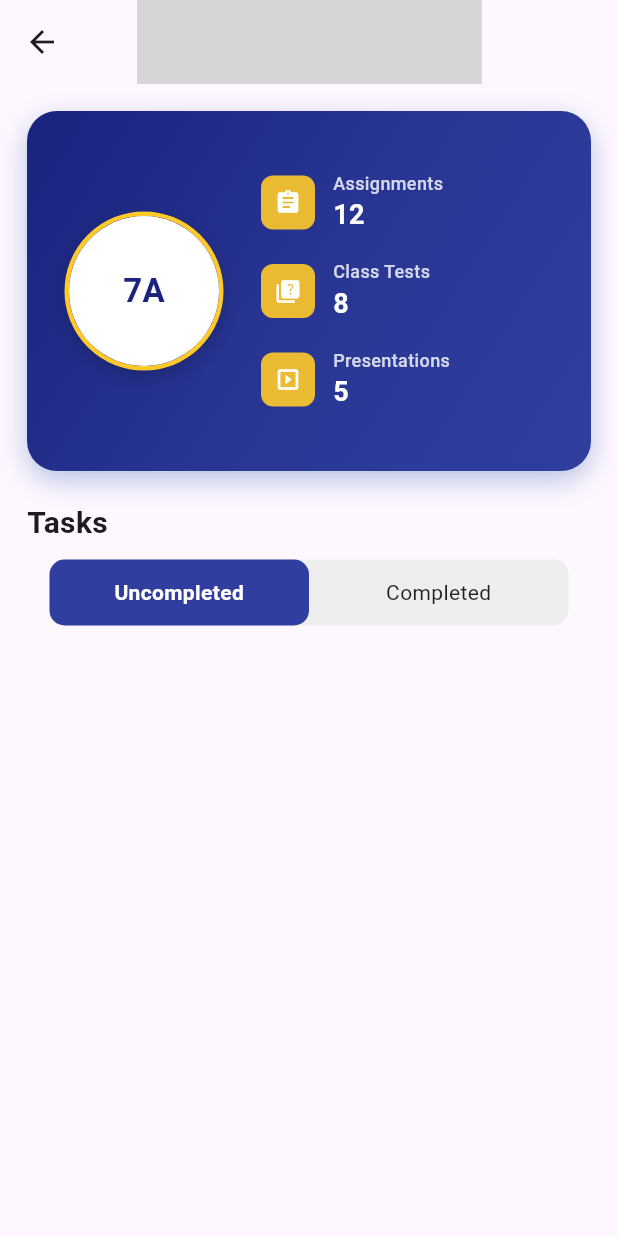
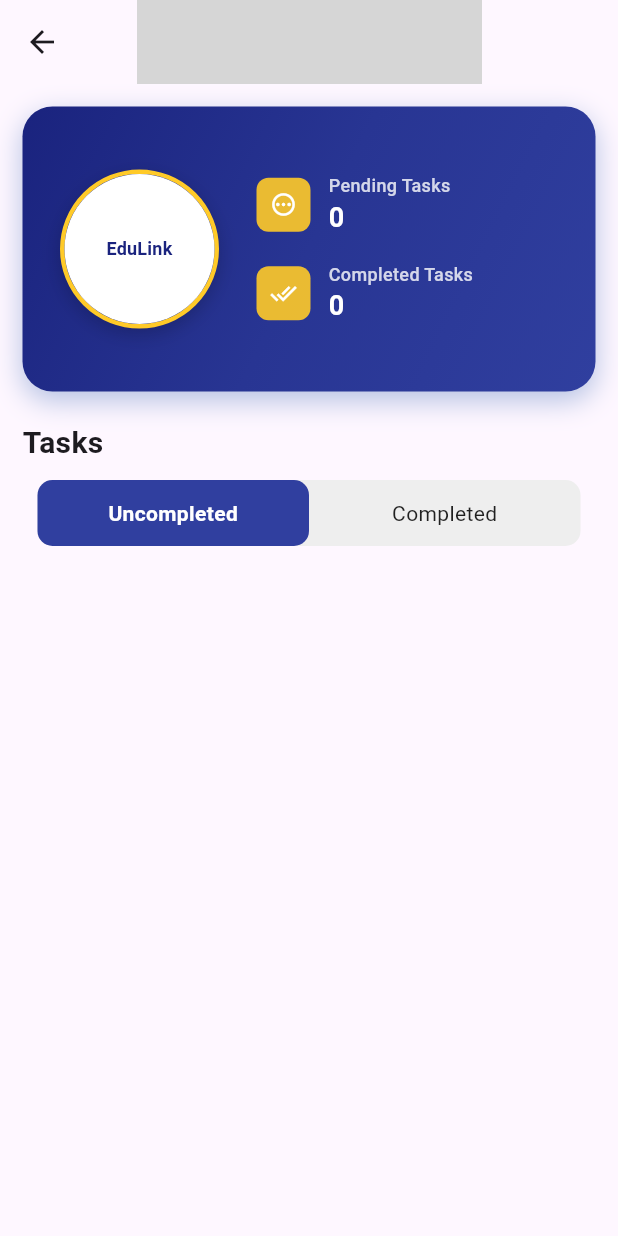
Before and after one commit to Abir-Al-Murad/EduLink-App, a Flutter app: the HomeScreen screen opened directly, on a phone screen of 412 x 824 dp. Run offline on Flutter 3.47's test engine with Material 3 defaults, Android fonts, the phone set to English and light mode, and no system bars; our stand-ins replace cloud_firestore, firebase_auth, firebase_core, firebase_messaging, flutter_linkify, flutter_local_notifications and 4 more; accounts and stored records are empty; grey boxes are pictures that could not be loaded.

Commit message:
some layout changed

```diff
--- a/lib/app/app.dart
+++ b/lib/app/app.dart
@@ -3,7 +3,6 @@ import 'package:get/get.dart';
 import 'package:universityclassroommanagement/app/app_colors.dart';
 import 'package:universityclassroommanagement/app/controller_binder.dart';
 import 'package:universityclassroommanagement/app/routes.dart';
-import 'package:universityclassroommanagement/features/shared/presentaion/screens/bottom_nav_holder.dart';
 import 'package:universityclassroommanagement/splash_screen.dart';
 
 class MyApp extends StatefulWidget {
--- a/lib/core/services/local_db_helper.dart
+++ b/lib/core/services/local_db_helper.dart
@@ -1,5 +1,4 @@
 import 'dart:convert';
-import 'dart:ffi';
 import 'dart:io';
 
 import 'package:cloud_firestore/cloud_firestore.dart';
@@ -106,7 +105,7 @@ class LocalDbHelper {
       final db = await getDB();
 
       // Convert joinedClasses to JSON string
-      String joinedClassesJson = jsonEncode(model.joinedClasses ?? []);
+      String joinedClassesJson = jsonEncode(model.joinedClasses);
 
       // Convert lastLogin Timestamp to milliseconds
       int lastLoginMillis = model.lastLogin?.millisecondsSinceEpoch ?? DateTime.now().millisecondsSinceEpoch;
--- a/lib/core/services/network_caller.dart
+++ b/lib/core/services/network_caller.dart
@@ -3,7 +3,6 @@ import 'package:get/get.dart';
 
 class NetworkCaller extends GetxController{
   String? errorMessage;
-  QuerySnapshot? _snapshot ;
   final fireInstance = FirebaseFirestore.instance;
   bool _isLoading = false;
   bool get isLoading => _isLoading;
@@ -13,8 +12,7 @@ class NetworkCaller extends GetxController{
     _isLoading = true;
     update();
     try {
-      final querySnapshot = await fireInstance.collection(collection).get();
-      _snapshot = querySnapshot;
+      await fireInstance.collection(collection).get();
       isSuccess = true;
       _isLoading = false;
     } catch (e) {
--- a/lib/features/auth/presentaion/controllers/signin_and_signup_controller.dart
+++ b/lib/features/auth/presentaion/controllers/signin_and_signup_controller.dart
@@ -1,6 +1,5 @@
 import 'package:cloud_firestore/cloud_firestore.dart';
 import 'package:firebase_auth/firebase_auth.dart';
-import 'package:firebase_core/firebase_core.dart';
 import 'package:firebase_messaging/firebase_messaging.dart';
 import 'package:flutter/widgets.dart';
 import 'package:get/get.dart';
--- a/lib/features/auth/presentaion/screens/signin_screen.dart
+++ b/lib/features/auth/presentaion/screens/signin_screen.dart
@@ -1,16 +1,10 @@
-import 'package:firebase_messaging/firebase_messaging.dart';
 import 'package:flutter/material.dart';
-import 'package:firebase_auth/firebase_auth.dart';
 import 'package:get/get.dart';
-import 'package:google_sign_in/google_sign_in.dart';
-import 'package:cloud_firestore/cloud_firestore.dart';
 import 'package:universityclassroommanagement/app/assets_path.dart';
 import 'package:universityclassroommanagement/features/auth/presentaion/controllers/signin_and_signup_controller.dart';
-import 'package:universityclassroommanagement/features/auth/presentaion/screens/signup_screen.dart';
 import 'package:universityclassroommanagement/features/auth/presentaion/widgets/eleveted_button_with_logo.dart';
 import 'package:universityclassroommanagement/features/classroom/presentation/screens/my_classrooms_screen.dart';
 import 'package:universityclassroommanagement/features/shared/presentaion/widgets/ShowSnackBarMessage.dart';
-import 'package:universityclassroommanagement/features/shared/presentaion/widgets/centered_circular_progress.dart';
 
 import '../widgets/hero_logo.dart';
 
--- a/lib/features/auth/presentaion/screens/signup_screen.dart
+++ b/lib/features/auth/presentaion/screens/signup_screen.dart
@@ -3,8 +3,6 @@ import 'package:flutter/material.dart';
 import 'package:firebase_auth/firebase_auth.dart';
 import 'package:google_sign_in/google_sign_in.dart';
 import 'package:universityclassroommanagement/features/classroom/presentation/screens/my_classrooms_screen.dart';
-import 'package:universityclassroommanagement/features/home/presentation/screens/home_screen.dart';
-import 'package:universityclassroommanagement/features/shared/presentaion/screens/bottom_nav_holder.dart';
 
 class SignupScreen extends StatefulWidget {
   const SignupScreen({super.key});
--- a/lib/features/classroom/presentation/controllers/classroom_controller.dart
+++ b/lib/features/classroom/presentation/controllers/classroom_controller.dart
@@ -1,12 +1,10 @@
 import 'package:cloud_firestore/cloud_firestore.dart';
-import 'package:firebase_auth/firebase_auth.dart';
 import 'package:flutter/cupertino.dart';
 import 'package:get/get.dart';
 import 'package:universityclassroommanagement/app/collections.dart';
 import 'package:universityclassroommanagement/core/services/auth_controller.dart';
 import 'package:universityclassroommanagement/features/classroom/data/models/class_room_model.dart';
 import 'package:universityclassroommanagement/features/profile/data/models/user_model.dart';
-import 'package:universityclassroommanagement/features/shared/presentaion/widgets/ShowSnackBarMessage.dart';
 
 class ClassRoomController extends GetxController {
   UserModel? _currentUser;
--- a/lib/features/home/presentation/controllers/task_controller.dart
+++ b/lib/features/home/presentation/controllers/task_controller.dart
@@ -1,7 +1,6 @@
 import 'package:cloud_firestore/cloud_firestore.dart';
 import 'package:get/get.dart';
 import 'package:universityclassroommanagement/app/collections.dart';
-import 'package:universityclassroommanagement/core/services/auth_controller.dart';
 import 'package:universityclassroommanagement/features/home/data/model/task_model.dart';
 
 class TaskController extends GetxController{
--- a/lib/features/home/presentation/screens/home_screen.dart
+++ b/lib/features/home/presentation/screens/home_screen.dart
@@ -1,7 +1,6 @@
 import 'package:cloud_firestore/cloud_firestore.dart';
 import 'package:firebase_auth/firebase_auth.dart';
 import 'package:flutter/material.dart';
-import 'package:get/get.dart';
 import 'package:universityclassroommanagement/app/app_colors.dart';
 import 'package:universityclassroommanagement/app/assets_path.dart';
 import 'package:universityclassroommanagement/app/collections.dart';
@@ -65,11 +64,11 @@ class _HomeScreenState extends State<HomeScreen> with SingleTickerProviderStateM
 
           return SingleChildScrollView(
             child: Padding(
-              padding: const EdgeInsets.all(18.0),
+              padding: const EdgeInsets.all(15.0),
               child: Column(
                 crossAxisAlignment: CrossAxisAlignment.start,
                 children: [
-                  _buildHeaderContainer(),
+                  _buildHeaderContainer(uncompletedTasks.length,completedTasks.length),
                   const SizedBox(height: 20),
                   Row(
                     mainAxisAlignment: MainAxisAlignment.spaceBetween,
@@ -102,7 +101,7 @@ class _HomeScreenState extends State<HomeScreen> with SingleTickerProviderStateM
                   SizedBox(height: 10),
 
                   Padding(
-                    padding: const EdgeInsets.symmetric(horizontal: 15),
+                    padding: const EdgeInsets.symmetric(horizontal: 10),
                     child: Container(
                       decoration: BoxDecoration(
                         color: Colors.grey.shade200,
@@ -219,10 +218,10 @@ class _HomeScreenState extends State<HomeScreen> with SingleTickerProviderStateM
     }
   }
 
-  Widget _buildHeaderContainer() {
+  Widget _buildHeaderContainer(int pendingTask,int completedTask) {
     return Container(
       width: double.infinity,
-      height: 240,
+      height: 190,
       decoration: BoxDecoration(
         gradient: LinearGradient(
           begin: Alignment.topLeft,
@@ -262,12 +261,18 @@ class _HomeScreenState extends State<HomeScreen> with SingleTickerProviderStateM
               child: CircleAvatar(
                 radius: 50,
                 backgroundColor: Colors.white,
-                child: Text(
-                  "7A",
-                  style: TextStyle(
-                    fontSize: 22,
-                    fontWeight: FontWeight.bold,
-                    color: Color(0xFF1a237e),
+                child: Padding(
+                  padding: const EdgeInsets.all(22.0),
+                  child: Text(
+                    AuthController.currentClassRoom?.name ?? 'EduLink',
+                    maxLines: 2,
+                    overflow: TextOverflow.ellipsis,
+                    textAlign: TextAlign.center,
+                    style: TextStyle(
+                      fontSize: 12,
+                      fontWeight: FontWeight.bold,
+                      color: Color(0xFF1a237e),
+                    ),
                   ),
                 ),
               ),
@@ -278,11 +283,11 @@ class _HomeScreenState extends State<HomeScreen> with SingleTickerProviderStateM
                 mainAxisAlignment: MainAxisAlignment.center,
                 crossAxisAlignment: CrossAxisAlignment.start,
                 children: [
-                  _buildUniversityStat(Icons.assignment, "Assignments", "12"),
+                  _buildUniversityStat(Icons.pending_outlined, "Pending Tasks", pendingTask.toString()),
                   SizedBox(height: 16),
-                  _buildUniversityStat(Icons.quiz, "Class Tests", "8"),
-                  SizedBox(height: 16),
-                  _buildUniversityStat(Icons.slideshow, "Presentations", "5"),
+                  _buildUniversityStat(Icons.done_all_outlined, "Completed Tasks", completedTask.toString()),
+                  // SizedBox(height: 16),
+                  // _buildUniversityStat(Icons.slideshow, "Presentations", "5"),
                 ],
               ),
             ),
--- a/lib/features/notice/presentation/screens/notice_details_screen.dart
+++ b/lib/features/notice/presentation/screens/notice_details_screen.dart
@@ -1,9 +1,6 @@
 import 'package:flutter/material.dart';
-import 'package:flutter_linkify/flutter_linkify.dart';
-import 'package:universityclassroommanagement/features/home/presentation/widgets/task_tile.dart';
 import 'package:universityclassroommanagement/features/notice/data/models/notice_model.dart';
 import 'package:universityclassroommanagement/features/shared/presentaion/widgets/format_Date.dart';
-import 'package:url_launcher/url_launcher.dart';
 
 import '../widgets/linkify_description.dart';
 
--- a/lib/features/notice/presentation/screens/notice_screen.dart
+++ b/lib/features/notice/presentation/screens/notice_screen.dart
@@ -1,7 +1,5 @@
 import 'package:cloud_firestore/cloud_firestore.dart';
 import 'package:flutter/material.dart';
-import 'package:flutter_linkify/flutter_linkify.dart';
-import 'package:intl/intl.dart';
 import 'package:universityclassroommanagement/app/app_colors.dart';
 import 'package:universityclassroommanagement/core/services/auth_controller.dart';
 import 'package:universityclassroommanagement/features/notice/presentation/screens/add_notice_screen.dart';
@@ -9,7 +7,6 @@ import 'package:universityclassroommanagement/features/notice/presentation/scree
 import 'package:universityclassroommanagement/features/notice/presentation/widgets/linkify_description.dart';
 import 'package:universityclassroommanagement/features/shared/presentaion/widgets/format_Date.dart';
 import 'package:universityclassroommanagement/features/shared/presentaion/widgets/icon_filled_button.dart';
-import 'package:url_launcher/url_launcher.dart';
 import '../../data/models/notice_model.dart';
 import 'package:universityclassroommanagement/app/collections.dart';
 
--- a/lib/features/notice/presentation/widgets/linkify_description.dart
+++ b/lib/features/notice/presentation/widgets/linkify_description.dart
@@ -2,7 +2,6 @@ import 'package:flutter/material.dart';
 import 'package:flutter_linkify/flutter_linkify.dart';
 import 'package:url_launcher/url_launcher.dart';
 
-import '../screens/notice_details_screen.dart';
 
 class LinkifyDescription extends StatelessWidget {
   const LinkifyDescription({
--- a/lib/features/routine/presentation/widgets/routine_card.dart
+++ b/lib/features/routine/presentation/widgets/routine_card.dart
@@ -43,7 +43,7 @@ class RoutineCard extends StatelessWidget {
         subtitle: Padding(
           padding: const EdgeInsets.only(top: 6),
           child: Text(
-            "Time: ${item.time ?? ''}\nRoom: ${item.room ?? 'N/A'}\nTeacher: ${item.teacher ?? 'Not Assigned'}",
+            "Time: ${item.time}\nRoom: ${item.room}\nTeacher: ${item.teacher}",
             style: const TextStyle(height: 1.5),
           ),
         ),
--- a/lib/splash_screen.dart
+++ b/lib/splash_screen.dart
@@ -6,9 +6,7 @@ import 'package:universityclassroommanagement/core/services/auth_controller.dart
 import 'package:universityclassroommanagement/core/services/firebase_messaging.dart';
 import 'package:universityclassroommanagement/core/services/local_db_helper.dart';
 import 'package:universityclassroommanagement/features/auth/presentaion/screens/signin_screen.dart';
-import 'package:universityclassroommanagement/features/auth/presentaion/screens/signup_screen.dart';
 import 'package:universityclassroommanagement/features/classroom/presentation/screens/my_classrooms_screen.dart';
-import 'package:universityclassroommanagement/features/shared/presentaion/screens/bottom_nav_holder.dart';
 
 import 'features/auth/presentaion/widgets/hero_logo.dart';
 
```
Also changed, not shown: lib/features/home/presentation/widgets/task_tile.dart (+3 -4 lines), lib/features/profile/presentaion/screens/members_list_screen.dart (+3 -4 lines).
